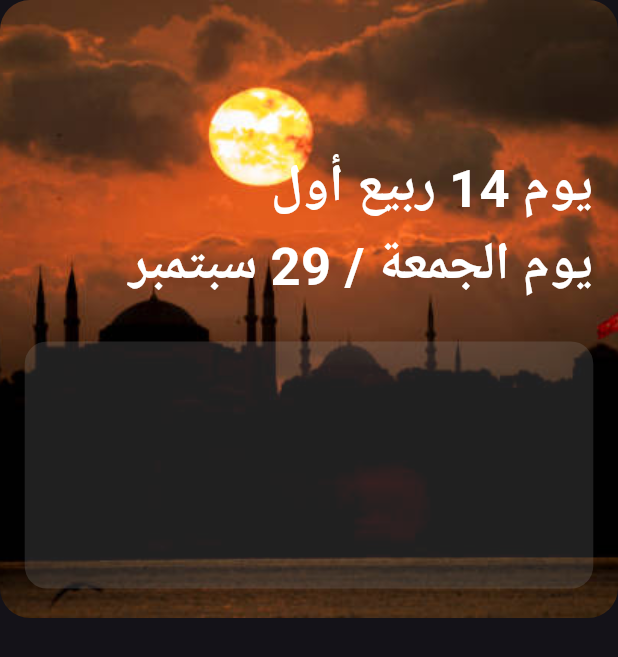
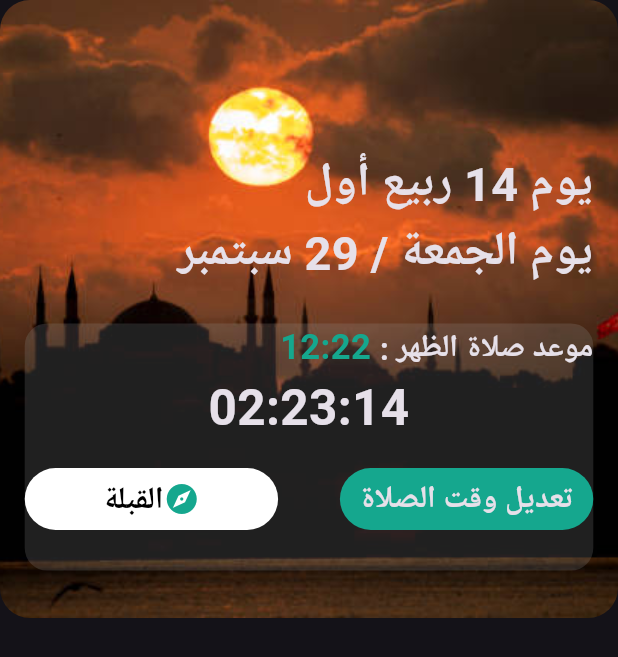
Before and after one commit to islamashraf011/Quran_App, a Flutter app: the screen it shows after launch, on a phone screen of 412 x 824 dp. Shown: the top 657 px of the screen. Run offline on Flutter 3.47's test engine with Material 3 defaults, Android fonts, the phone set to English and light mode, and no system bars.

Commit message:
Custom Button&text & finish Create Edit Image Body

```diff
--- a/lib/constants/constants.dart
+++ b/lib/constants/constants.dart
@@ -1 +1,4 @@
+import 'package:flutter/material.dart';
+
 const String kHomeImage = "assets/images/mosque home view.jpg";
+const Color kPrimaryColor = Color(0xff15a78e);
--- /dev/null
+++ b/lib/widgets/custom_button_widget.dart
@@ -0,0 +1,53 @@
+import 'package:flutter/material.dart';
+import 'package:quran_app/constants/constants.dart';
+import 'custom_text_widget.dart';
+
+class CustomButton extends StatelessWidget {
+  const CustomButton({
+    super.key,
+    this.buttonColor,
+    required this.title,
+    required this.fontSize,
+    required this.onTap,
+    this.fontcolor,
+    this.icon,
+  });
+  final Color? buttonColor;
+  final String title;
+  final double fontSize;
+  final void Function() onTap;
+  final Color? fontcolor;
+  final IconData? icon;
+  @override
+  Widget build(BuildContext context) {
+    return GestureDetector(
+      onTap: onTap,
+      child: Container(
+        height: MediaQuery.of(context).size.height * 0.05,
+        width: MediaQuery.of(context).size.width * 0.41,
+        decoration: BoxDecoration(
+          color: buttonColor,
+          borderRadius: BorderRadius.circular(30),
+        ),
+        child: Row(
+          mainAxisAlignment: MainAxisAlignment.center,
+          children: [
+            CustomTextWidget(
+              title: title,
+              fontSize: fontSize,
+              color: fontcolor,
+            ),
+            SizedBox(
+              height: MediaQuery.sizeOf(context).width * 0.05,
+            ),
+            if (icon != null)
+              Icon(
+                icon,
+                color: kPrimaryColor,
+              ),
+          ],
+        ),
+      ),
+    );
+  }
+}
--- /dev/null
+++ b/lib/widgets/custom_text_widget.dart
@@ -0,0 +1,25 @@
+import 'package:flutter/material.dart';
+
+class CustomTextWidget extends StatelessWidget {
+  const CustomTextWidget({
+    super.key,
+    required this.title,
+    required this.fontSize,
+    this.color,
+  });
+  final String title;
+  final double fontSize;
+  final Color? color;
+  @override
+  Widget build(BuildContext context) {
+    return Text(
+      title,
+      textDirection: TextDirection.rtl,
+      style: TextStyle(
+        fontSize: fontSize,
+        fontWeight: FontWeight.bold,
+        color: color,
+      ),
+    );
+  }
+}
--- a/lib/widgets/edit_image_body.dart
+++ b/lib/widgets/edit_image_body.dart
@@ -1,4 +1,6 @@
 import 'package:flutter/material.dart';
+import 'custom_text_widget.dart';
+import 'pray_time_shape.dart';
 
 class EditImageBody extends StatelessWidget {
   const EditImageBody({
@@ -9,28 +11,21 @@ class EditImageBody extends StatelessWidget {
   Widget build(BuildContext context) {
     return Padding(
       padding: EdgeInsets.symmetric(
-          horizontal: MediaQuery.of(context).size.height * 0.02),
+        horizontal: MediaQuery.of(context).size.height * 0.02,
+      ),
       child: Column(
         crossAxisAlignment: CrossAxisAlignment.end,
         children: [
           SizedBox(
             height: MediaQuery.sizeOf(context).height * 0.12,
           ),
-          const Text(
-            "يوم 14 ربيع أول",
-            style: TextStyle(
-              color: Colors.white,
-              fontSize: 35,
-              fontWeight: FontWeight.bold,
-            ),
+          CustomTextWidget(
+            title: "يوم 14 ربيع أول",
+            fontSize: MediaQuery.of(context).size.height * 0.038,
           ),
-          const Text(
-            "يوم الجمعة / 29 سبتمبر",
-            style: TextStyle(
-              color: Colors.white,
-              fontSize: 35,
-              fontWeight: FontWeight.bold,
-            ),
+          CustomTextWidget(
+            title: "يوم الجمعة / 29 سبتمبر",
+            fontSize: MediaQuery.of(context).size.height * 0.038,
           ),
           SizedBox(
             height: MediaQuery.sizeOf(context).height * 0.03,
@@ -42,7 +37,8 @@ class EditImageBody extends StatelessWidget {
               color: Colors.grey.withOpacity(0.2),
               borderRadius: BorderRadius.circular(15),
             ),
-          )
+            child: const CustomPrayTimeShape(),
+          ),
         ],
       ),
     );
--- /dev/null
+++ b/lib/widgets/pray_time_shape.dart
@@ -0,0 +1,60 @@
+import 'package:flutter/material.dart';
+import '../constants/constants.dart';
+import 'custom_button_widget.dart';
+import 'custom_text_widget.dart';
+
+class CustomPrayTimeShape extends StatelessWidget {
+  const CustomPrayTimeShape({
+    super.key,
+  });
+
+  @override
+  Widget build(BuildContext context) {
+    return Column(
+      children: [
+        Row(
+          mainAxisAlignment: MainAxisAlignment.end,
+          children: [
+            CustomTextWidget(
+              title: " 12:22",
+              fontSize: MediaQuery.of(context).size.height * 0.028,
+              color: kPrimaryColor,
+            ),
+            CustomTextWidget(
+              title: "موعد صلاة الظهر :",
+              fontSize: MediaQuery.of(context).size.height * 0.025,
+            )
+          ],
+        ),
+        Center(
+          child: CustomTextWidget(
+            title: "02:23:14",
+            fontSize: MediaQuery.of(context).size.height * 0.040,
+          ),
+        ),
+        SizedBox(
+          height: MediaQuery.of(context).size.height * 0.02,
+        ),
+        Row(
+          mainAxisAlignment: MainAxisAlignment.spaceBetween,
+          children: [
+            CustomButton(
+              icon: Icons.explore,
+              title: "القبلة",
+              fontSize: MediaQuery.of(context).size.height * 0.025,
+              buttonColor: Colors.white,
+              fontcolor: Colors.black,
+              onTap: () {},
+            ),
+            CustomButton(
+              title: "تعديل وقت الصلاة",
+              fontSize: MediaQuery.of(context).size.height * 0.025,
+              buttonColor: kPrimaryColor,
+              onTap: () {},
+            )
+          ],
+        ),
+      ],
+    );
+  }
+}
```
